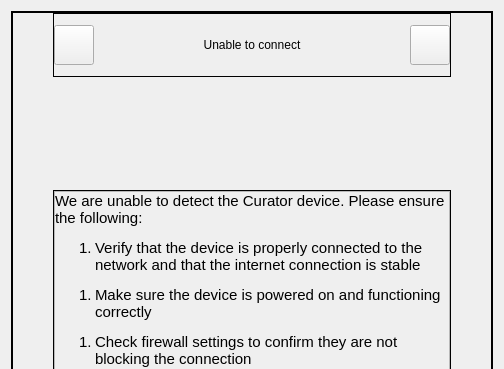
Before: the Qt Designer form src/gui/newwizard/pages/connecterrorpage.ui in CSG-Development/owncloud-client, drawn with Qt 5; both pictures show x 0 to 504 and y 0 to 369 of the 504 by 716 pixel window.
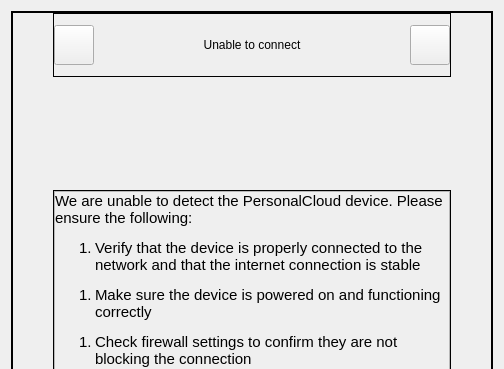
After: the same form once the commit is applied.

What changed in the file:
```diff
--- a/src/gui/newwizard/pages/connecterrorpage.ui
+++ b/src/gui/newwizard/pages/connecterrorpage.ui
@@ -309,7 +309,7 @@
                      </font>
                     </property>
                     <property name="text">
-                     <string>We are unable to detect the Curator device. Please ensure the following:</string>
+                     <string>We are unable to detect the PersonalCloud device. Please ensure the following:</string>
                     </property>
                     <property name="wordWrap">
                      <bool>true</bool>
```
